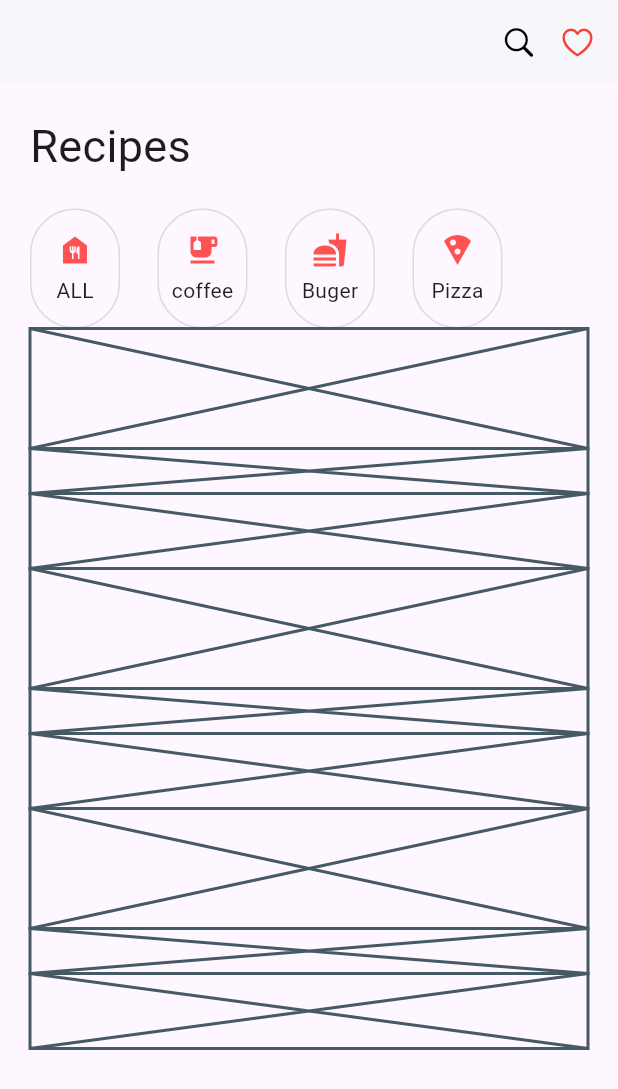
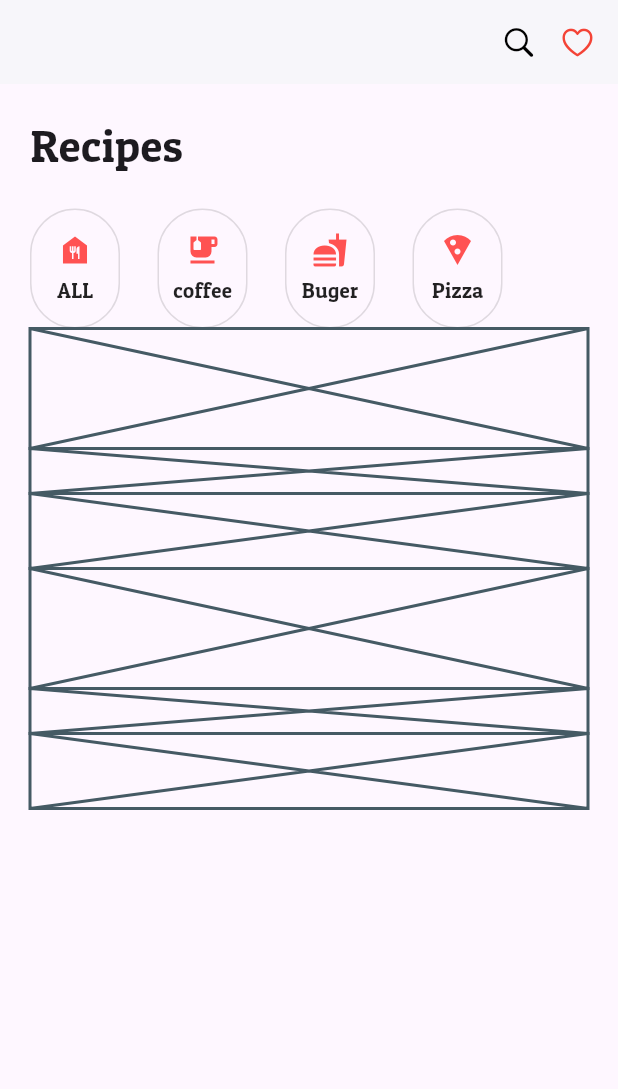
Before and after one commit to hhmkorea/studyFlutter_All, a Flutter app: the screen it shows after launch, on a phone screen of 412 x 824 dp. Shown: the top 1089 px of the screen. Run offline on Flutter 3.47's test engine with Material 3 defaults, Android fonts, the phone set to English and light mode, and no system bars; our stand-ins replace font_awesome_flutter, get, validators.

Commit message:
flutter_recipe : asstes폴더의 font, image 설정

```diff
--- a/flutter_recipe/lib/core/theme.dart
+++ b/flutter_recipe/lib/core/theme.dart
@@ -2,6 +2,7 @@ import 'package:flutter/material.dart';
 
 ThemeData theme() {
   return ThemeData(
+    fontFamily: "PatuaOne",
     appBarTheme: AppBarTheme(
       backgroundColor: Colors.white,
       elevation: 1.0,
--- a/flutter_recipe/lib/main.dart
+++ b/flutter_recipe/lib/main.dart
@@ -31,8 +31,7 @@ class MyApp extends StatelessWidget {
                   children: [
                     RecipeMenuItem(mIcon: Icons.food_bank, mText: "ALL"),
                     SizedBox(width: 25),
-                    RecipeMenuItem(
-                        mIcon: Icons.emoji_food_beverage, mText: "coffee"),
+                    RecipeMenuItem(mIcon: Icons.emoji_food_beverage, mText: "coffee"),
                     SizedBox(width: 25),
                     RecipeMenuItem(mIcon: Icons.fastfood, mText: "Buger"),
                     SizedBox(width: 25),
@@ -41,11 +40,7 @@ class MyApp extends StatelessWidget {
                 ),
               ),
               Column(
-                children: [
-                  Placeholder(fallbackHeight: 80),
-                  Placeholder(fallbackHeight: 30),
-                  Placeholder(fallbackHeight: 50),
-                ],
+                children: [],
               ),
               Column(
                 children: [
```
Also changed, not shown: flutter_recipe/pubspec.yaml (+6 -9 lines), flutter_recipe/assets/fonts/PatuaOne-Regular.ttf (added), flutter_recipe/assets/images/buger.jpeg (added), flutter_recipe/assets/images/coffee.jpeg (added), flutter_recipe/assets/images/pizza.jpeg (added).
